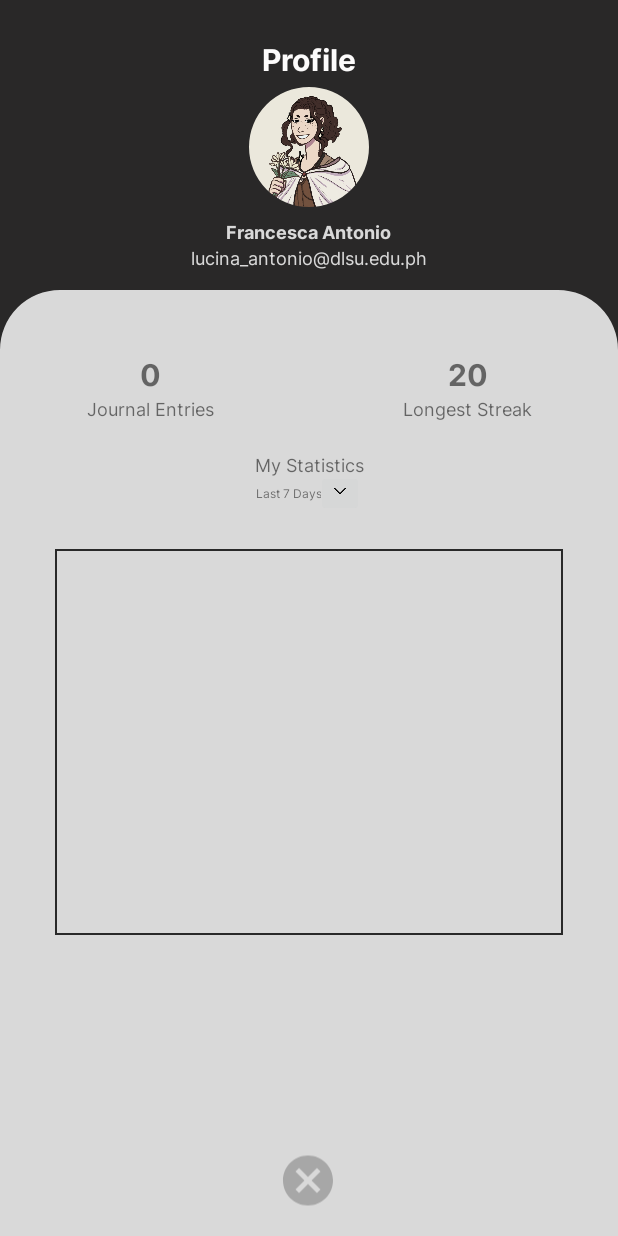
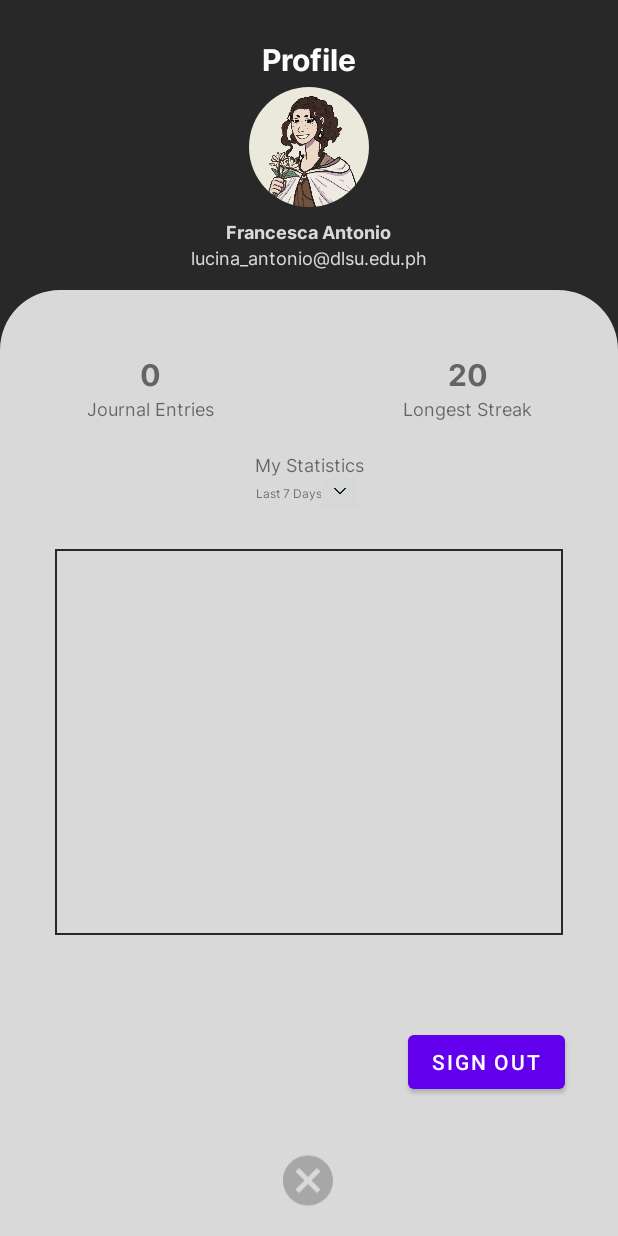
Before and after one commit to kaitiepiee/DailyLines, an Android app: the ProfileActivity screen opened directly, with no data from a screen before it, on a phone screen of 412 x 824 dp. Run offline under Robolectric (Android 15) with nearby library versions, the phone set to English and light mode, and no system bars; our stand-ins replace Firebase (no records; nobody signed in at launch, a user with empty details on screens opened directly).

Commit message:
added google sign-in/out

```diff
--- a/app/build.gradle
+++ b/app/build.gradle
@@ -48,7 +48,10 @@ dependencies {
     implementation 'com.squareup.retrofit2:converter-gson:2.9.0'
     implementation 'com.squareup.picasso:picasso:2.71828'
     implementation 'androidx.compose.ui:ui-test-manifest:1.5.4'
+    implementation 'com.google.android.gms:play-services-auth:19.2.0'
     implementation 'com.google.firebase:firebase-storage-ktx:20.3.0'
+    implementation 'com.google.firebase:firebase-auth-ktx:22.3.0'
+    implementation 'androidx.credentials:credentials:1.2.0'
     testImplementation 'junit:junit:4.13.2'
     androidTestImplementation 'androidx.test.ext:junit:1.1.5'
     androidTestImplementation 'androidx.test.espresso:espresso-core:3.5.1'
--- a/app/src/main/AndroidManifest.xml
+++ b/app/src/main/AndroidManifest.xml
@@ -40,6 +40,8 @@
             <category android:name="android.intent.category.LAUNCHER" />
         </intent-filter>
     </activity>
+        <activity android:name=".LoginActivity">
+        </activity>
     </application>
 
 </manifest>
--- a/app/src/main/java/com/mobdeve/s12/delacruz/kyla/profileplusarchive/ProfileActivity.kt
+++ b/app/src/main/java/com/mobdeve/s12/delacruz/kyla/profileplusarchive/ProfileActivity.kt
@@ -3,9 +3,11 @@ package com.mobdeve.s12.delacruz.kyla.profileplusarchive
 import android.content.Intent
 import androidx.appcompat.app.AppCompatActivity
 import android.os.Bundle
+import android.view.View
 import android.widget.Button
 import android.widget.ImageView
 import android.widget.TextView
+import com.google.firebase.auth.FirebaseAuth
 
 class ProfileActivity : AppCompatActivity() {
     override fun onCreate(savedInstanceState: Bundle?) {
@@ -30,5 +32,22 @@ class ProfileActivity : AppCompatActivity() {
             val intent = Intent(this, MainActivity::class.java)
             startActivity(intent)
         }
+
+        // Sign Out Button
+        val signOutButton: Button = findViewById(R.id.signOutButton)
+        signOutButton.setOnClickListener {
+            signOut()
+        }
     }
+    fun onSignOutButtonClick(view: View) {
+        signOut()
+    }
+
+    private fun signOut() {
+        FirebaseAuth.getInstance().signOut()
+        val intent = Intent(this, LoginActivity::class.java)
+        startActivity(intent)
+        finish()
+    }
+
 }
--- a/app/src/main/java/com/mobdeve/s12/delacruz/kyla/profileplusarchive/SplashActivity.kt
+++ b/app/src/main/java/com/mobdeve/s12/delacruz/kyla/profileplusarchive/SplashActivity.kt
@@ -12,7 +12,9 @@ class SplashActivity : AppCompatActivity(){
         val splashDuration = 2000 // 2 seconds
         Handler().postDelayed({
             // Start the main activity after the splash duration
-            val intent = Intent(this@SplashActivity, MainActivity::class.java)
+
+            // if u want to by pass the login, change LoginActivity to MainActivity
+            val intent = Intent(this@SplashActivity, LoginActivity::class.java)
             startActivity(intent)
             finish()
         }, splashDuration.toLong())
--- a/app/src/main/res/layout/activity_profile_screen.xml
+++ b/app/src/main/res/layout/activity_profile_screen.xml
@@ -203,6 +203,18 @@
             app:layout_constraintHorizontal_bias="0.498"
             app:layout_constraintStart_toStartOf="parent" />
 
+        <Button
+            android:id="@+id/signOutButton"
+            android:layout_width="wrap_content"
+            android:layout_height="wrap_content"
+            android:layout_marginTop="420dp"
+            android:onClick="onSignOutButtonClick"
+            android:text="Sign Out"
+            app:layout_constraintEnd_toEndOf="parent"
+            app:layout_constraintHorizontal_bias="0.885"
+            app:layout_constraintStart_toStartOf="parent"
+            app:layout_constraintTop_toBottomOf="@id/numJournalEntriesTv" />
+
 
     </androidx.constraintlayout.widget.ConstraintLayout>
 
--- a/app/src/main/res/values/strings.xml
+++ b/app/src/main/res/values/strings.xml
@@ -13,4 +13,5 @@
 
     <string name="title">Today was one hell of a day!</string>
     <string name="content">Lorem ipsum dolor sit amet, consectetur adipiscing elit, sed do eiusmod tempor incididunt ut labore et dolore magna aliqua. Ut enim ad minim veniam, quis nostrud exercitation ullamco laboris nisi ut aliquip ex ea commodo consequat. Duis aute irure dolor in reprehenderit in voluptate velit esse cillum dolore eu fugiat nulla pariatur. Excepteur sint occaecat cupidatat non proident, sunt in culpa qui officia deserunt mollit anim id est laborum.</string>
+    <string name="default_web_client_id">229268762206-2hr0jlg1tt5fhv02eu24lb2qgcdakcmu.apps.googleusercontent.com</string>string>
 </resources>
```
Also changed, not shown: app/src/main/java/com/mobdeve/s12/delacruz/kyla/profileplusarchive/LoginActivity.kt (added, +101 -0 lines), app/src/main/res/layout/login_screen.xml (added, +22 -0 lines).
